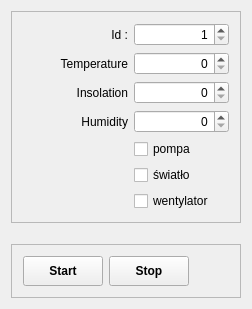
Qt form SectionSymulator/src/ui/mainwindow.ui (JakubAleksander/GreenhouseSystem) before a commit.
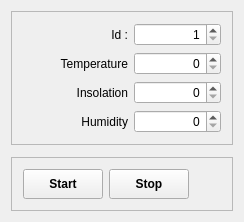
The same form after that commit.

Commit message: Change interface SectionSymulator

Patch:
```diff
--- a/SectionSymulator/src/ui/mainwindow.ui
+++ b/SectionSymulator/src/ui/mainwindow.ui
@@ -7,7 +7,7 @@
     <x>0</x>
     <y>0</y>
     <width>244</width>
-    <height>309</height>
+    <height>222</height>
    </rect>
   </property>
   <property name="windowTitle">
@@ -122,45 +122,6 @@
          </property>
         </widget>
        </item>
-       <item row="4" column="1">
-        <widget class="QCheckBox" name="cbPump">
-         <property name="minimumSize">
-          <size>
-           <width>95</width>
-           <height>0</height>
-          </size>
-         </property>
-         <property name="text">
-          <string>pompa</string>
-         </property>
-        </widget>
-       </item>
-       <item row="5" column="1">
-        <widget class="QCheckBox" name="cbLight">
-         <property name="minimumSize">
-          <size>
-           <width>95</width>
-           <height>0</height>
-          </size>
-         </property>
-         <property name="text">
-          <string>światło</string>
-         </property>
-        </widget>
-       </item>
-       <item row="6" column="1">
-        <widget class="QCheckBox" name="cbFan">
-         <property name="minimumSize">
-          <size>
-           <width>95</width>
-           <height>0</height>
-          </size>
-         </property>
-         <property name="text">
-          <string>wentylator</string>
-         </property>
-        </widget>
-       </item>
       </layout>
      </widget>
     </item>
```
The commit also changes 2 other files.
